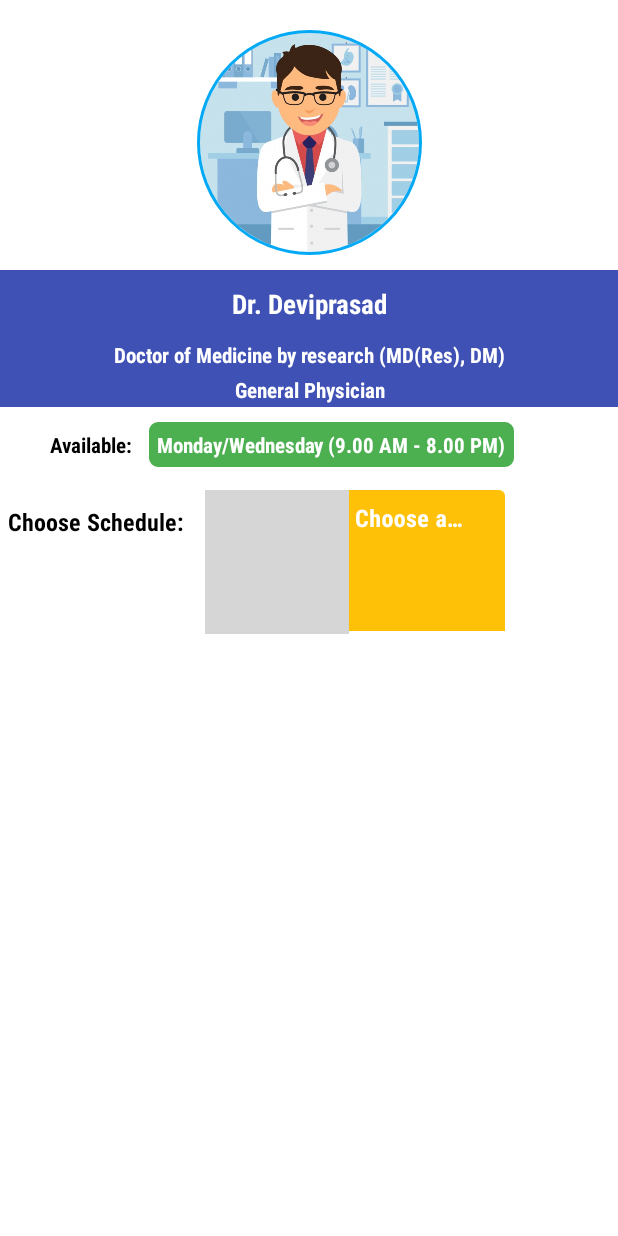
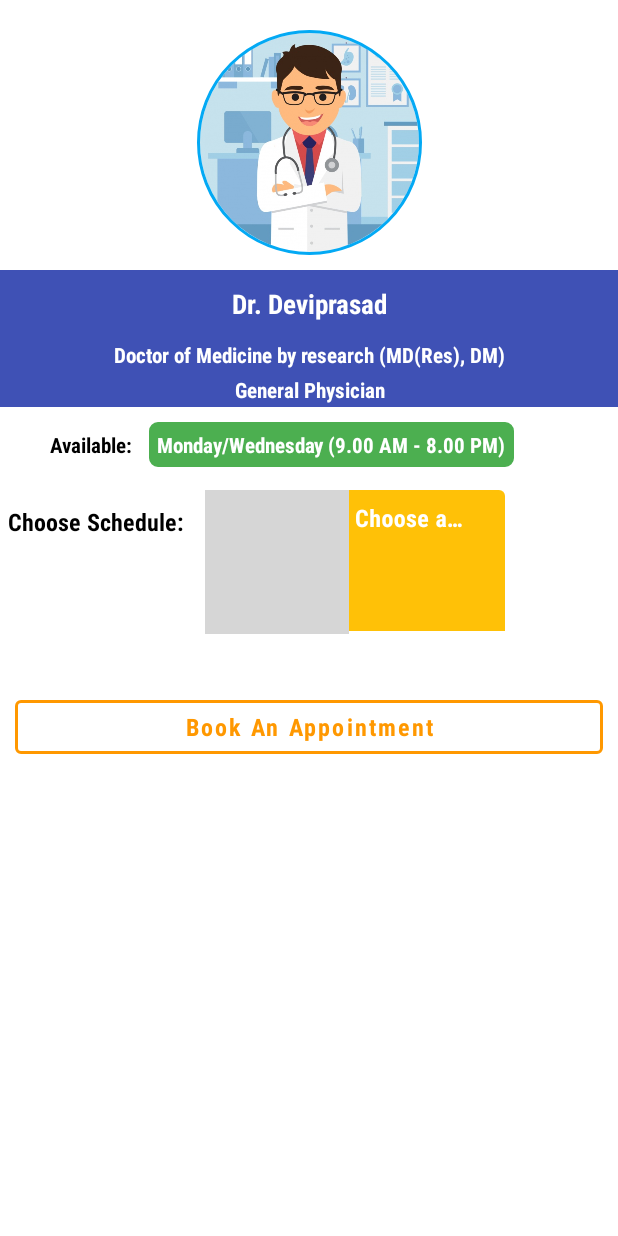
Before and after one commit to Sohanur-Rahman642/EasyMed, an Android app: the ExpertCounselling screen opened directly, with no data from a screen before it, on a phone screen of 412 x 824 dp. Run offline under Robolectric (Android 15) with nearby library versions, the phone set to English and light mode, and no system bars; our stand-ins replace CircleImageView; grey boxes are pictures that could not be loaded.

Commit message:
added book an appointment button

```diff
--- a/src/app/src/main/res/layout/activity_expert_counselling.xml
+++ b/src/app/src/main/res/layout/activity_expert_counselling.xml
@@ -231,6 +231,38 @@
 
 
 
+        <com.google.android.material.button.MaterialButton
+            android:id="@+id/baap_btn"
+            style="@style/Widget.MaterialComponents.Button.OutlinedButton"
+            android:layout_width="match_parent"
+            android:layout_height="wrap_content"
+
+            app:layout_constraintTop_toBottomOf="@id/til_date_picker"
+            app:layout_constraintStart_toStartOf="parent"
+            app:layout_constraintEnd_toEndOf="parent"
+
+            android:layout_marginTop="30dp"
+            android:layout_marginStart="10dp"
+            android:layout_marginEnd="10dp"
+
+            android:text="Book An Appointment"
+            android:textSize="16sp"
+            android:textAllCaps="false"
+            android:fontFamily="sans-serif-condensed"
+            android:textStyle="bold"
+
+
+
+
+            app:rippleColor="@color/button_pressed"
+            android:backgroundTint="#FFFFFF"
+            app:strokeWidth="2dp"
+            app:strokeColor="#FF9800"
+            android:textColor="#FF9800" />
+
+
+
+
 
     </androidx.constraintlayout.widget.ConstraintLayout>
 
```
